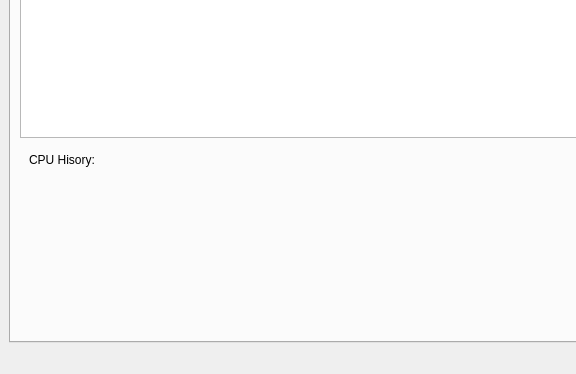
First picture: the form in src/sysmonitor.ui, repository MatthiasSchinzel/sysmon, before the edit; both pictures show x 0 to 576 and y 543 to 917 of the 895 by 917 pixel window.
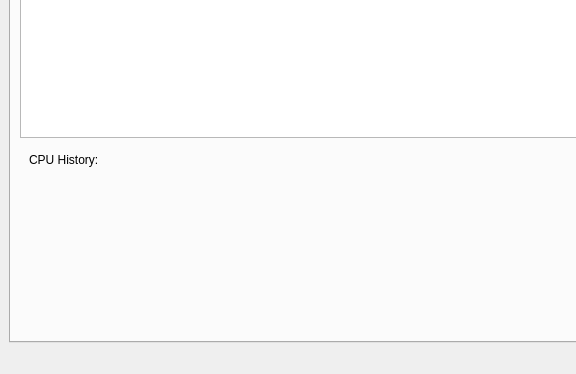
Second picture: the form after the edit. The open tabs and pages were chosen to show the change. Custom widgets are drawn as their Qt base class.

Commit message: Updating Todo, fixing typo in GUI and handling case of disabled GPU

The edit to the form file:
```diff
--- a/src/sysmonitor.ui
+++ b/src/sysmonitor.ui
@@ -59,7 +59,7 @@
            <item>
             <widget class="QLabel" name="label_4">
              <property name="text">
-              <string>CPU Hisory:</string>
+              <string>CPU History:</string>
              </property>
             </widget>
            </item>
```
The commit also changes 2 other files.
